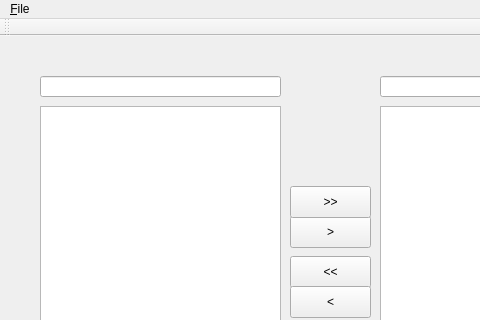
Before: the Qt Designer form FileExplorer/mainwindow.ui in emacslisp/Qt, drawn with Qt 5; both pictures show x 0 to 480 and y 0 to 320 of the 681 by 462 pixel window.
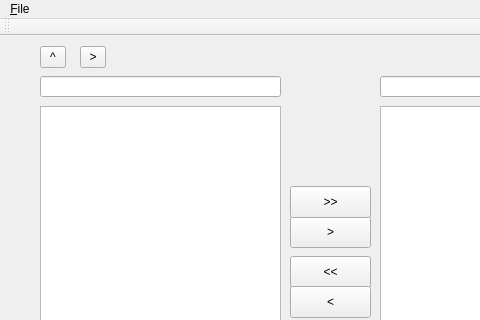
After: the same form once the commit is applied.

```diff
--- a/FileExplorer/mainwindow.ui
+++ b/FileExplorer/mainwindow.ui
@@ -106,6 +106,32 @@
      <string>&lt;</string>
     </property>
    </widget>
+   <widget class="QToolButton" name="toolButton">
+    <property name="geometry">
+     <rect>
+      <x>40</x>
+      <y>10</y>
+      <width>26</width>
+      <height>22</height>
+     </rect>
+    </property>
+    <property name="text">
+     <string>^</string>
+    </property>
+   </widget>
+   <widget class="QToolButton" name="toolButton_2">
+    <property name="geometry">
+     <rect>
+      <x>80</x>
+      <y>10</y>
+      <width>26</width>
+      <height>22</height>
+     </rect>
+    </property>
+    <property name="text">
+     <string>&gt;</string>
+    </property>
+   </widget>
   </widget>
   <widget class="QMenuBar" name="menuBar">
    <property name="geometry">
```
Left out of the diff: 2 changed lines with no effect on the pictures.
